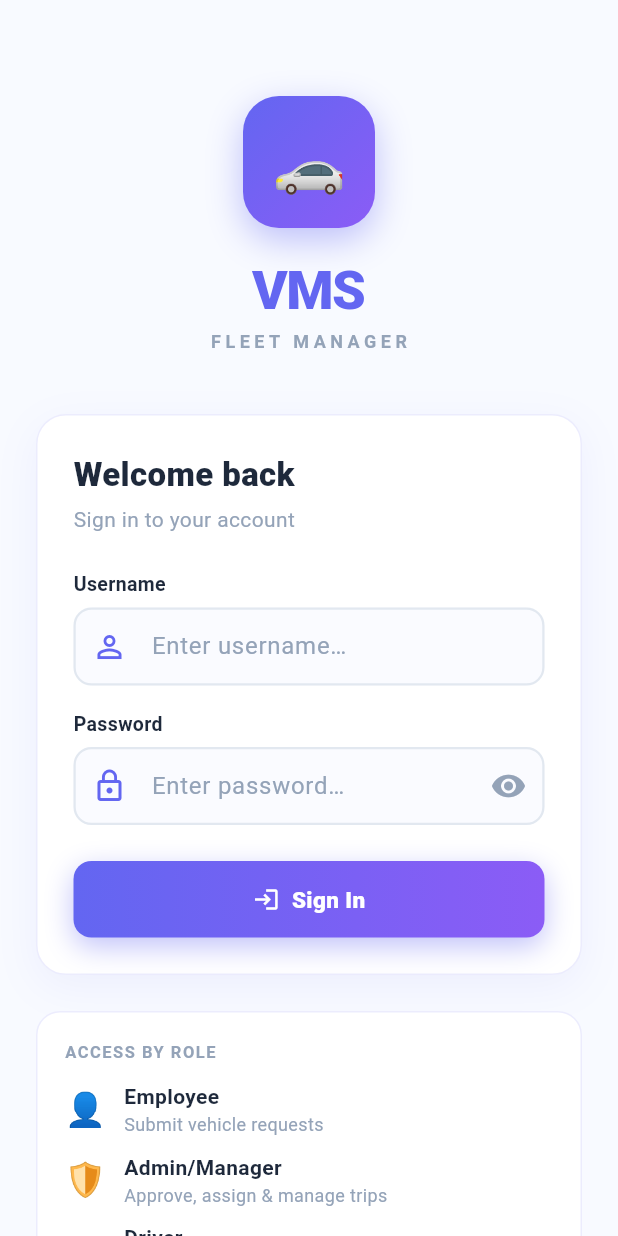
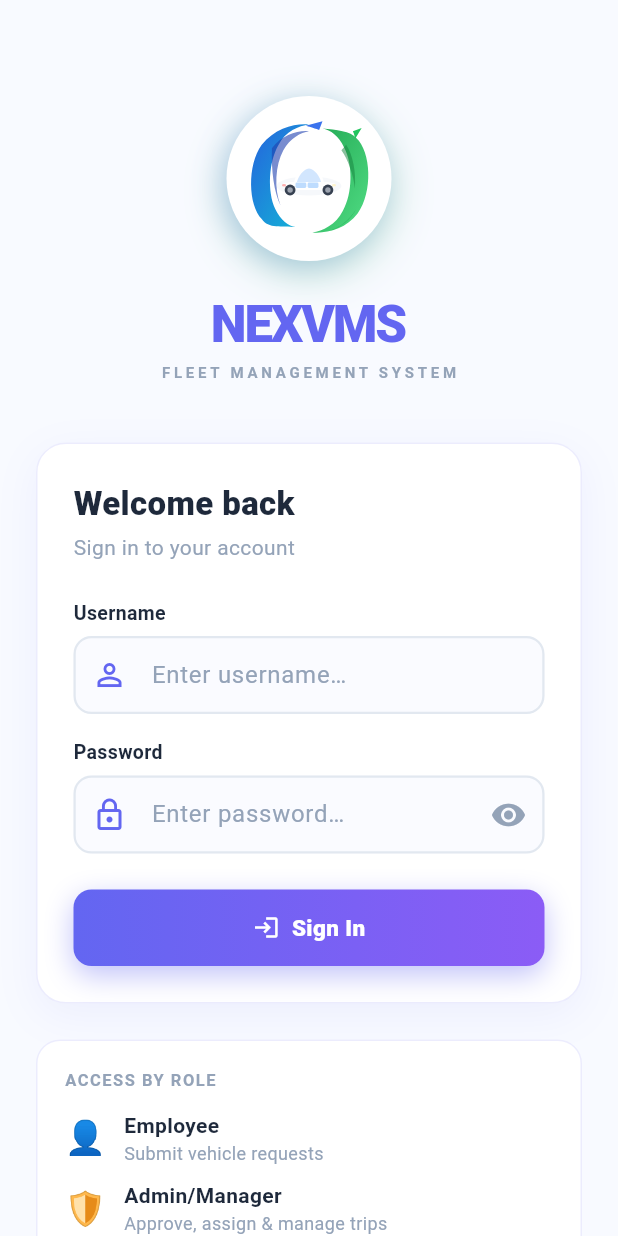
Before and after one commit to mriislam/vms-web, a Flutter app: the screen it shows after launch, on a phone screen of 412 x 824 dp. Run offline on Flutter 3.47's test engine with Material 3 defaults, Android fonts, the phone set to English and light mode, and no system bars; our stand-ins replace flutter_svg, geolocator, google_maps_flutter, shared_preferences; missing offline and left inert: cryptography; accounts and stored records are empty.

Commit message:
feat(brand): NEXVMS rebrand — logo, favicon, app name across web + Flutter
- Added nexvms-logo.svg (custom logo matching provided design)
- Web: favicon updated, title changed to NEXVMS Fleet Management System
- Sidebar: replaced gradient icon with actual NEXVMS logo + NEXVMS text
- Header: Dashboard title updated to NEXVMS Dashboard
- Flutter: app title = NEXVMS, login screen shows logo prominently
- flutter_svg added for proper SVG rendering in Flutter

Co-Authored-By: Claude Sonnet 4.6 (1M context) <noreply@anthropic.com>

```diff
--- a/vms_flutter/lib/main.dart
+++ b/vms_flutter/lib/main.dart
@@ -23,7 +23,7 @@ class VmsApp extends StatelessWidget {
 
   @override
   Widget build(BuildContext context) => MaterialApp(
-    title:           'VMS Fleet Manager',
+    title:           'NEXVMS',
     debugShowCheckedModeBanner: false,
     theme:           buildTheme(),
     home:            const _Root(),
--- a/vms_flutter/lib/screens/login_screen.dart
+++ b/vms_flutter/lib/screens/login_screen.dart
@@ -1,4 +1,5 @@
 import 'package:flutter/material.dart';
+import 'package:flutter_svg/flutter_svg.dart';
 import 'package:provider/provider.dart';
 import '../core/constants.dart';
 import '../providers/auth_provider.dart';
@@ -39,24 +40,29 @@ class _LoginScreenState extends State<LoginScreen> {
           child: Column(children: [
             const SizedBox(height: 40),
 
-            // ── Logo ──────────────────────────────────────────────────────────
+            // ── NEXVMS Logo ───────────────────────────────────────────────────
             Container(
-              width: 88, height: 88,
+              width: 110, height: 110,
               decoration: BoxDecoration(
-                gradient: const LinearGradient(
-                  colors: [AppColors.primary, Color(0xFF8B5CF6)],
-                  begin: Alignment.topLeft, end: Alignment.bottomRight),
-                borderRadius: BorderRadius.circular(24),
-                boxShadow: [BoxShadow(
-                  color: AppColors.primary.withOpacity(0.4),
-                  blurRadius: 20, offset: const Offset(0, 8))]),
-              child: const Center(child: Text('🚗', style: TextStyle(fontSize: 40))),
+                color: Colors.white,
+                shape: BoxShape.circle,
+                boxShadow: [
+                  BoxShadow(color: const Color(0xFF16A34A).withOpacity(0.25),
+                    blurRadius: 24, offset: const Offset(0, 8)),
+                  BoxShadow(color: const Color(0xFF1D4ED8).withOpacity(0.2),
+                    blurRadius: 16, offset: const Offset(-4, 4)),
+                ]),
+              child: Padding(
+                padding: const EdgeInsets.all(10),
+                child: SvgPicture.asset('assets/nexvms-logo.svg',
+                  fit: BoxFit.contain),
+              ),
             ),
-            const SizedBox(height: 16),
-            const Text('VMS', style: TextStyle(fontSize: 36, fontWeight: FontWeight.w900,
-              color: AppColors.primary, letterSpacing: -1)),
-            const Text('FLEET MANAGER', style: TextStyle(fontSize: 12, color: AppColors.textMuted,
-              letterSpacing: 3, fontWeight: FontWeight.w700)),
+            const SizedBox(height: 18),
+            const Text('NEXVMS', style: TextStyle(fontSize: 34, fontWeight: FontWeight.w900,
+              color: AppColors.primary, letterSpacing: -1.5)),
+            const Text('FLEET MANAGEMENT SYSTEM', style: TextStyle(fontSize: 10,
+              color: AppColors.textMuted, letterSpacing: 2.5, fontWeight: FontWeight.w700)),
             const SizedBox(height: 40),
 
             // ── Card ──────────────────────────────────────────────────────────
```
Also changed, not shown: vms_flutter/pubspec.yaml (+7 -2 lines), frontend/public/nexvms-logo.svg (added), vms_flutter/assets/nexvms-logo.svg (added), 3 other files.
